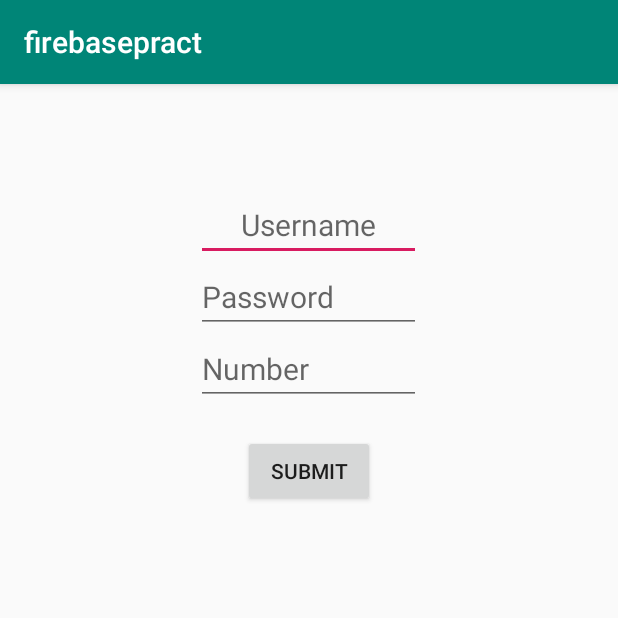
After one commit to yashpatel024/Android-practicals, an Android app: the signup screen opened directly, with no data from a screen before it, on a phone screen of 412 x 824 dp, the top half of it. The commit adds this screen. Run offline under Robolectric (Android 15) with nearby library versions, the phone set to English and light mode, and no system bars; our stand-ins replace Firebase (no records; nobody signed in at launch, a user with empty details on screens opened directly).

Commit message:
updated signin and signup-2

```diff
--- a/firebasepract/app/src/main/AndroidManifest.xml
+++ b/firebasepract/app/src/main/AndroidManifest.xml
@@ -16,6 +16,8 @@
                 <category android:name="android.intent.category.LAUNCHER" />
             </intent-filter>
         </activity>
+        <activity android:name=".signup"></activity>
+        <activity android:name=".login"></activity>
     </application>
 
 </manifest>
--- /dev/null
+++ b/firebasepract/app/src/main/java/com/example/firebasepract/signup.java
@@ -0,0 +1,60 @@
+package com.example.firebasepract;
+
+import android.content.Intent;
+import android.os.Bundle;
+import android.support.annotation.NonNull;
+import android.support.v7.app.AppCompatActivity;
+import android.view.View;
+import android.widget.Button;
+import android.widget.EditText;
+import android.widget.Toast;
+
+import com.google.android.gms.tasks.OnCompleteListener;
+import com.google.android.gms.tasks.Task;
+import com.google.firebase.FirebaseApp;
+import com.google.firebase.auth.AuthResult;
+import com.google.firebase.auth.FirebaseAuth;
+
+public class signup extends AppCompatActivity {
+    @Override
+    public void onCreate( Bundle savedInstanceState) {
+        super.onCreate(savedInstanceState);
+        setContentView(R.layout.signup);
+
+        final FirebaseAuth firebaseApp;
+        FirebaseApp.initializeApp(this);
+        firebaseApp = FirebaseAuth.getInstance();
+
+        final EditText mail=(EditText)findViewById(R.id.username);
+        final EditText pwd=(EditText)findViewById(R.id.password);
+        final EditText number=(EditText)findViewById(R.id.number);
+        Button signup=(Button)findViewById(R.id.submit);
+
+
+        signup.setOnClickListener(new View.OnClickListener() {
+            @Override
+            public void onClick(View v) {
+                if(mail.getText().toString().equals("") || pwd.getText().toString().equals("")||number.getText().toString().equals("")){
+                    Toast.makeText(getApplicationContext(), "Fill up the filed",Toast.LENGTH_SHORT);
+                }else{
+                    String usermail,password,usernumber;
+                    usermail=mail.getText().toString();
+                    password=pwd.getText().toString();
+                    //usernumber=number.getText().toString();
+                    firebaseApp.createUserWithEmailAndPassword(usermail,password).addOnCompleteListener(new OnCompleteListener<AuthResult>() {
+                        @Override
+                        public void onComplete(@NonNull Task<AuthResult> task) {
+                            if(task.isSuccessful()){
+                                Toast.makeText(getApplicationContext(),"Successfully signup",Toast.LENGTH_SHORT);
+                                finish();
+                            }
+                        }
+                    });
+
+                }
+            }
+        });
+
+
+    }
+}
--- /dev/null
+++ b/firebasepract/app/src/main/res/layout/login.xml
@@ -0,0 +1,6 @@
+<?xml version="1.0" encoding="utf-8"?>
+<android.support.constraint.ConstraintLayout
+    xmlns:android="http://schemas.android.com/apk/res/android" android:layout_width="match_parent"
+    android:layout_height="match_parent">
+
+</android.support.constraint.ConstraintLayout>
--- /dev/null
+++ b/firebasepract/app/src/main/res/layout/signup.xml
@@ -0,0 +1,43 @@
+<?xml version="1.0" encoding="utf-8"?>
+<LinearLayout
+    xmlns:android="http://schemas.android.com/apk/res/android" android:layout_width="match_parent"
+    android:layout_height="match_parent"
+    android:orientation="vertical"
+    android:gravity="center_horizontal"
+    android:layout_marginTop="20dp"
+    >
+
+    <EditText
+        android:id="@+id/username"
+        android:textColor="@android:color/black"
+        android:textSize="20dp"
+        android:hint="Username"
+        android:gravity="center"
+        android:layout_width="150dp"
+        android:layout_height="wrap_content"
+        android:layout_marginTop="50dp"/>
+
+    <EditText
+        android:id="@+id/password"
+        android:textColor="@android:color/black"
+        android:textSize="20dp"
+        android:hint="Password"
+        android:layout_width="150dp"
+        android:layout_height="wrap_content" />
+    <EditText
+        android:id="@+id/number"
+        android:textSize="20dp"
+        android:textColor="@android:color/black"
+        android:hint="Number"
+        android:inputType="number"
+        android:layout_width="150dp"
+        android:layout_height="wrap_content" />
+
+    <Button
+        android:id="@+id/submit"
+        android:layout_marginTop="20dp"
+        android:text="Submit"
+        android:layout_width="wrap_content"
+        android:layout_height="wrap_content" />
+
+</LinearLayout>
--- a/frgmnt/app/src/main/res/layout/activity_main.xml
+++ b/frgmnt/app/src/main/res/layout/activity_main.xml
@@ -8,7 +8,7 @@
     android:layout_gravity="center"
     android:orientation="vertical"
     android:gravity="center"
-android:background="@color/fragment_color"    >
+android:background="@color/fragment_color"  >
 
     <Button
         android:id="@+id/signup"
```
Also changed, not shown: firebasepract/app/src/main/java/com/example/firebasepract/MainActivity.java (+22 -0 lines), firebasepract/app/src/main/java/com/example/firebasepract/login.java (added, +13 -0 lines).
